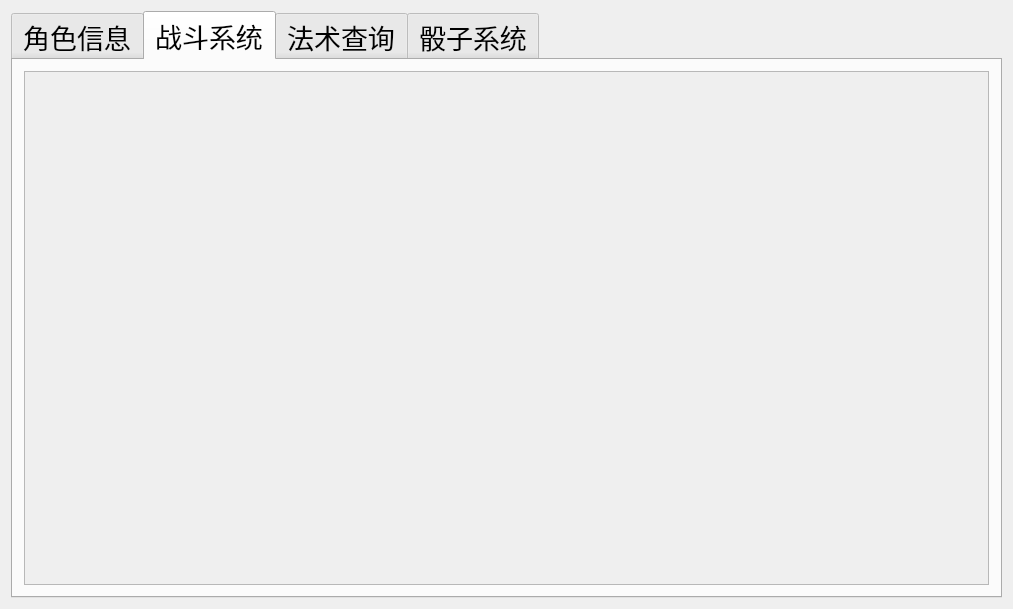
Old version of the form DungeonQuill/DungeonQuill.ui in the repository Kate723/DungeonQuill.
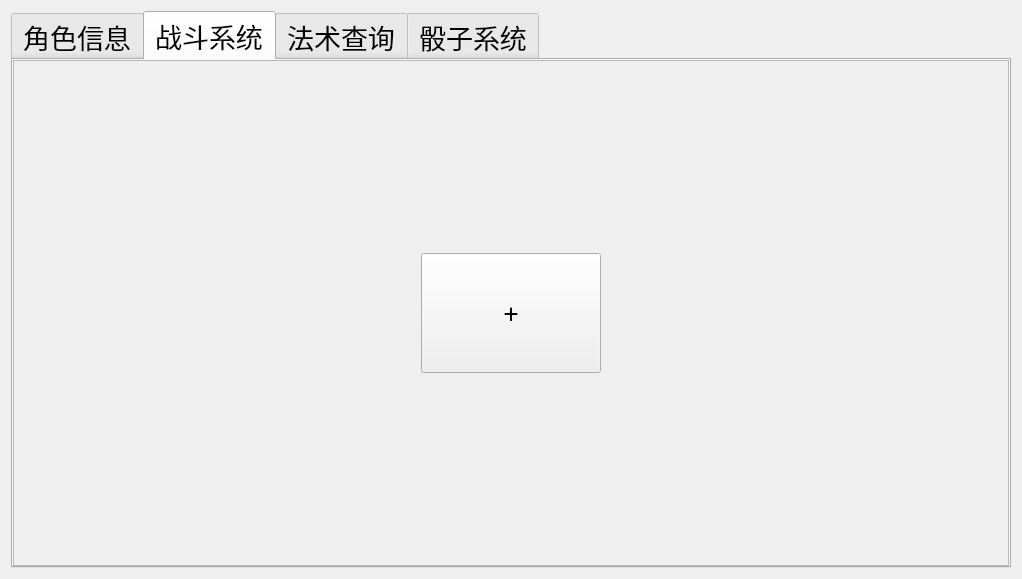
New version of the form. The open tabs and pages were chosen to show the change.

```diff
--- a/DungeonQuill/DungeonQuill.ui
+++ b/DungeonQuill/DungeonQuill.ui
@@ -6,10 +6,16 @@
    <rect>
     <x>0</x>
     <y>0</y>
-    <width>1013</width>
-    <height>609</height>
+    <width>1022</width>
+    <height>579</height>
    </rect>
   </property>
+  <property name="minimumSize">
+   <size>
+    <width>960</width>
+    <height>540</height>
+   </size>
+  </property>
   <property name="baseSize">
    <size>
     <width>960</width>
@@ -20,8 +26,8 @@
    <string>DungeonQuill</string>
   </property>
   <widget class="QWidget" name="centralWidget">
-   <layout class="QHBoxLayout" name="horizontalLayout">
-    <item>
+   <layout class="QGridLayout" name="gridLayout">
+    <item row="0" column="0">
      <widget class="QTabWidget" name="mainTab">
       <property name="font">
        <font>
@@ -104,8 +110,29 @@
         <string>战斗系统</string>
        </attribute>
        <layout class="QHBoxLayout" name="horizontalLayout_11" stretch="1">
+        <property name="spacing">
+         <number>0</number>
+        </property>
+        <property name="leftMargin">
+         <number>0</number>
+        </property>
+        <property name="topMargin">
+         <number>0</number>
+        </property>
+        <property name="rightMargin">
+         <number>0</number>
+        </property>
+        <property name="bottomMargin">
+         <number>0</number>
+        </property>
         <item>
          <widget class="QScrollArea" name="scrollArea_2">
+          <property name="horizontalScrollBarPolicy">
+           <enum>Qt::ScrollBarAlwaysOff</enum>
+          </property>
+          <property name="sizeAdjustPolicy">
+           <enum>QAbstractScrollArea::AdjustToContents</enum>
+          </property>
           <property name="widgetResizable">
            <bool>true</bool>
           </property>
@@ -114,10 +141,32 @@
             <rect>
              <x>0</x>
              <y>0</y>
-             <width>961</width>
-             <height>517</height>
+             <width>992</width>
+             <height>509</height>
             </rect>
            </property>
+           <layout class="QHBoxLayout" name="horizontalLayout">
+            <item>
+             <layout class="QGridLayout" name="mapLayout">
+              <property name="spacing">
+               <number>0</number>
+              </property>
+              <item row="0" column="0">
+               <widget class="QToolButton" name="toolButton_2">
+                <property name="minimumSize">
+                 <size>
+                  <width>180</width>
+                  <height>120</height>
+                 </size>
+                </property>
+                <property name="text">
+                 <string>+</string>
+                </property>
+               </widget>
+              </item>
+             </layout>
+            </item>
+           </layout>
           </widget>
          </widget>
         </item>
```
Left out of the diff: 69 changed lines with no effect on the pictures.
